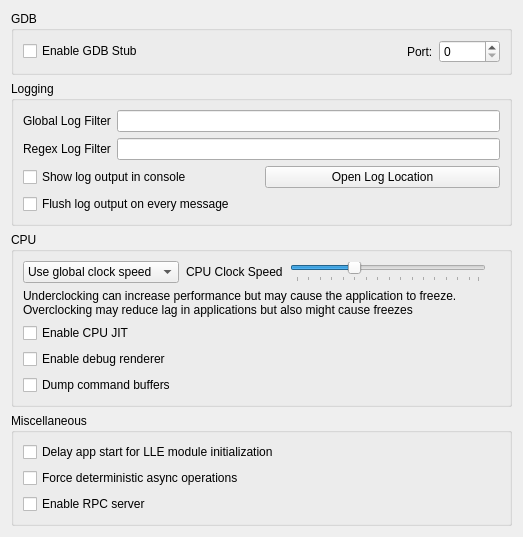
Qt form src/citra_qt/configuration/configure_debug.ui (diegolix29/AzaharTrigger) before a commit.
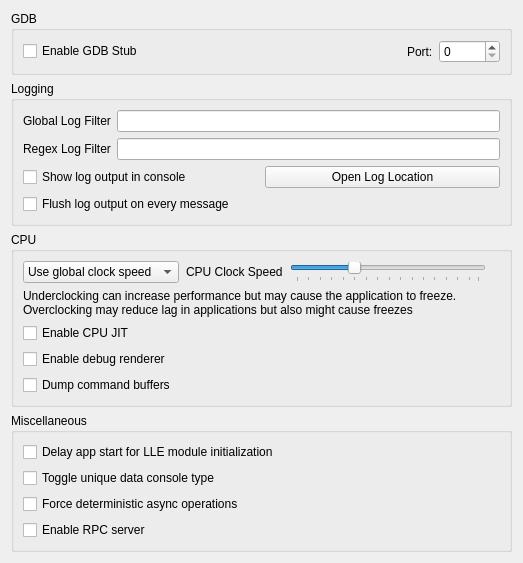
The same form after that commit.

Commit message: core: Add "toggle unique data console type" option (#1826) # Conflicts: #	src/core/hle/service/am/am.cpp

The edit to the form file:
```diff
--- a/src/citra_qt/configuration/configure_debug.ui
+++ b/src/citra_qt/configuration/configure_debug.ui
@@ -271,6 +271,16 @@
        </widget>
       </item>
       <item row="2" column="0">
+       <widget class="QCheckBox" name="toggle_unique_data_console_type">
+        <property name="toolTip">
+         <string>&lt;html&gt;&lt;head/&gt;&lt;body&gt;&lt;p&gt;Toggles the unique data console type (Old 3DS &#8596; New 3DS) to be able to download the opposite system firmware type from system settings.&lt;/p&gt;&lt;/body&gt;&lt;/html&gt;</string>
+        </property>
+        <property name="text">
+         <string>Toggle unique data console type</string>
+        </property>
+       </widget>
+      </item>
+      <item row="3" column="0">
        <widget class="QCheckBox" name="deterministic_async_operations">
         <property name="text">
          <string>Force deterministic async operations</string>
@@ -280,7 +290,7 @@
         </property>
        </widget>
       </item>
-      <item row="3" column="0">
+      <item row="4" column="0">
         <widget class="QCheckBox" name="enable_rpc_server">
           <property name="text">
             <string>Enable RPC server</string>
```
The commit also changes 12 other files.
